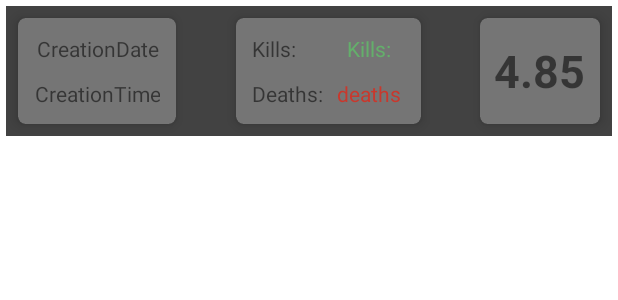
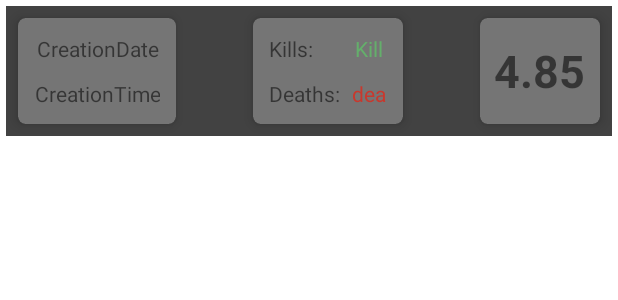
Before and after one commit to Juggertek/KeeD, an Android app: the layout keed_item.xml on its own in the app's theme, with its tools: preview values and no code run, on a phone screen of 412 x 824 dp. Shown: the top 300 px of the screen. Run offline under Robolectric (Android 15) with nearby library versions, the phone set to English and light mode, and no system bars; Roboto replaces fonts that are not available here.

Commit message:
keed_item.xml angepasst für physisches Galaxy A50.

```diff
--- a/app/src/main/java/marcelfuchs/example/org/keed/RecyclerAdapter.kt
+++ b/app/src/main/java/marcelfuchs/example/org/keed/RecyclerAdapter.kt
@@ -7,6 +7,7 @@ import android.widget.TextView
 import androidx.recyclerview.widget.RecyclerView
 import kotlinx.android.synthetic.main.keed_item.view.*
 import marcelfuchs.example.org.keed.model.Keed
+import java.text.DateFormat
 import java.text.SimpleDateFormat
 
 
@@ -32,7 +33,8 @@ class RecyclerAdapter : RecyclerView.Adapter<RecyclerAdapter.ViewHolder>() {
     override fun getItemCount() = keedList.size
 
     override fun onBindViewHolder(holder: ViewHolder, position: Int) {
-        val dateFormat = SimpleDateFormat("dd. MMM. y")
+//        val dateFormat=DateFormat.getDateInstance()
+        val dateFormat = SimpleDateFormat("dd. MMM y")
 
         val date = dateFormat.format(keedList[position].creationDate)
         val time = keedList[position].creationTime
--- a/app/src/main/res/layout/fragment_list.xml
+++ b/app/src/main/res/layout/fragment_list.xml
@@ -25,7 +25,7 @@
             android:layout_width="wrap_content"
             android:layout_height="wrap_content"
             android:text="@string/instructions"
-            android:textSize="24sp"
+            android:textSize="18sp"
             app:hideIfZero="@{viewModel.keedList.size()}"
             app:layout_constraintBottom_toBottomOf="parent"
             app:layout_constraintEnd_toEndOf="parent"
--- a/app/src/main/res/layout/keed_item.xml
+++ b/app/src/main/res/layout/keed_item.xml
@@ -52,8 +52,10 @@
 
         <androidx.cardview.widget.CardView
             android:id="@+id/killDeaths"
-            android:layout_width="wrap_content"
+            android:layout_width="100dp"
             android:layout_height="0dp"
+            android:layout_marginStart="8dp"
+            android:layout_marginEnd="8dp"
             app:cardBackgroundColor="@color/secondaryTextColor"
             app:cardCornerRadius="5dp"
             app:cardElevation="5dp"
@@ -69,7 +71,7 @@
                 android:layout_height="wrap_content"
                 android:layout_marginStart="5dp"
                 android:layout_marginTop="5dp"
-                android:layout_marginEnd="60dp"
+                android:layout_marginEnd="50dp"
                 android:layout_marginBottom="35dp"
                 android:padding="5dp"
                 android:text="@string/tv_kills_label" />
@@ -93,7 +95,7 @@
                 android:layout_height="wrap_content"
                 android:layout_marginStart="5dp"
                 android:layout_marginTop="35dp"
-                android:layout_marginEnd="60dp"
+                android:layout_marginEnd="35dp"
                 android:layout_marginBottom="5dp"
                 android:padding="5dp"
                 android:text="@string/tv_deaths_label" />
```
